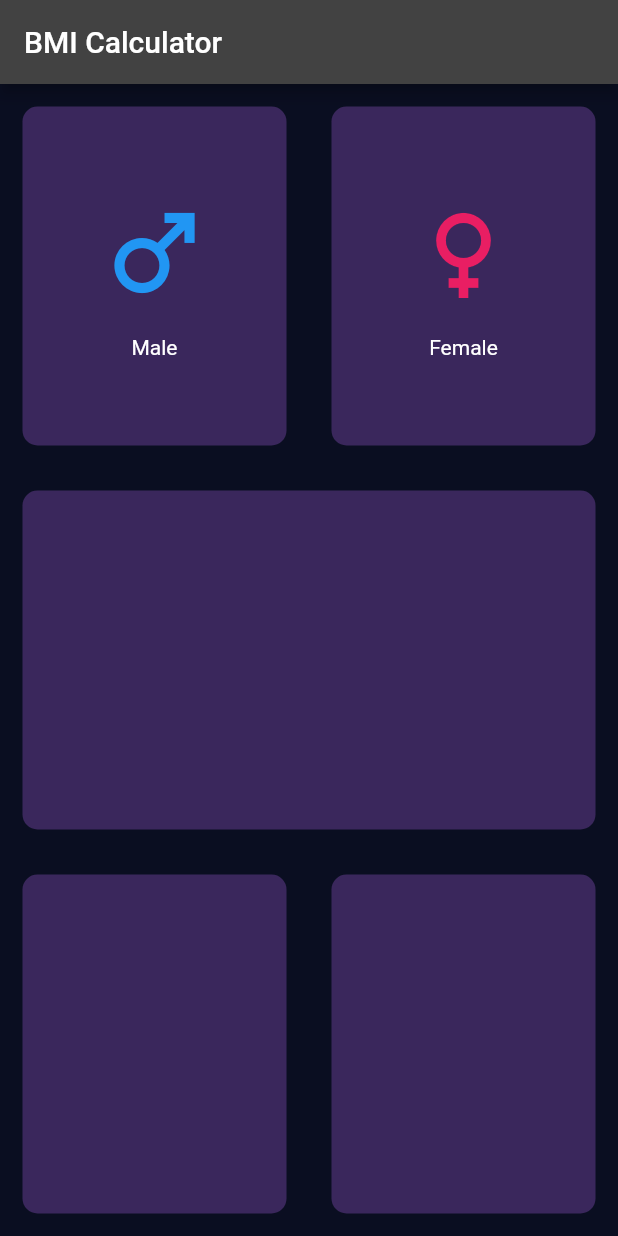
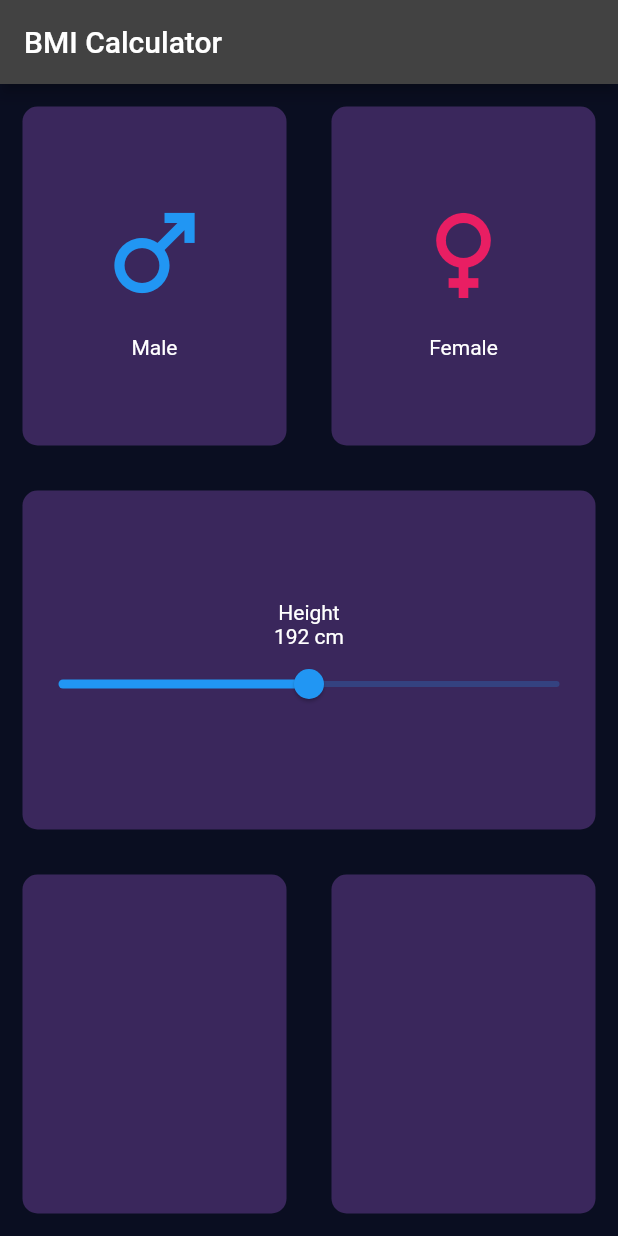
Before and after one commit to PICT-ACM-Student-Chapter/Flutter-Sig, a Flutter app: the screen it shows after launch, on a phone screen of 412 x 824 dp. Run offline on Flutter 3.47's test engine with Material 2 defaults, Android fonts, the phone set to English and light mode, and no system bars.

Commit message:
2nd Row UI

```diff
--- a/lib/home_page.dart
+++ b/lib/home_page.dart
@@ -58,7 +58,20 @@ class HomePage extends StatelessWidget {
           Expanded(
             child: Card(
               color: widgetColor,
-              child: Container(),
+              child: Column(
+                mainAxisAlignment: MainAxisAlignment.center,
+                crossAxisAlignment: CrossAxisAlignment.center,
+                children: [
+                  Text("Height"),
+                  Text("192 cm"),
+                  Slider(
+                    value: 150.0,
+                    onChanged: ((value) => {}),
+                    min: 100.0,
+                    max: 200,
+                  ),
+                ],
+              ),
             ),
           ),
           Expanded(
```
